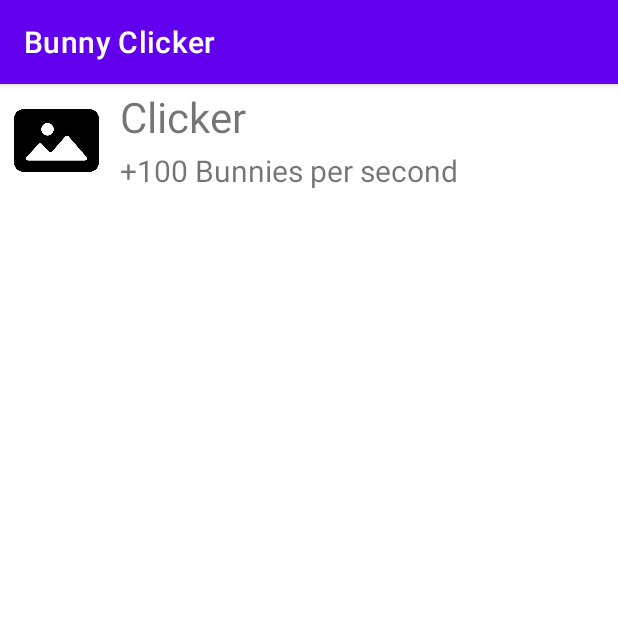
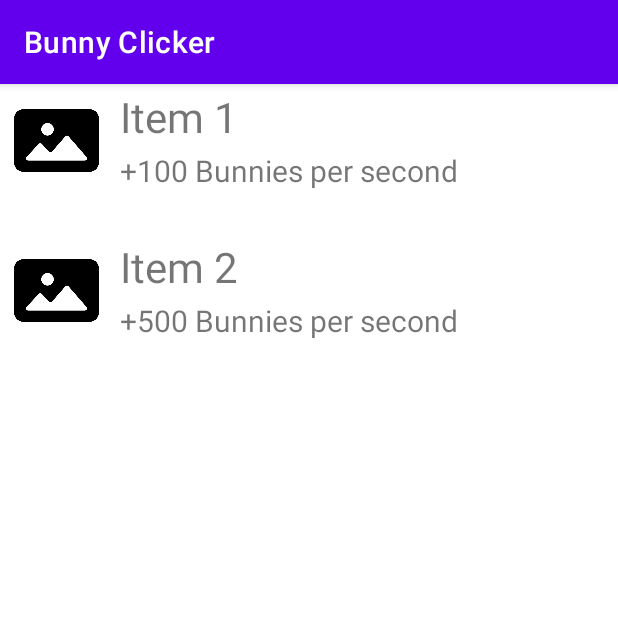
Before and after one commit to KennyCheung3/bunnyclicker, an Android app: the screen it shows after launch (MainActivity), after a tap on "GO TO SHOP", on a phone screen of 412 x 824 dp, the top half of it. Run offline under Robolectric (Android 15) with nearby library versions, the phone set to English and light mode, and no system bars.

Commit message:
contains bugs

```diff
--- a/app/src/main/java/com/example/cookieclicker/MainActivity.java
+++ b/app/src/main/java/com/example/cookieclicker/MainActivity.java
@@ -42,8 +42,14 @@ public class MainActivity extends AppCompatActivity {
     private TextView tvCps;
 
     private int[] Images = {R.drawable.cursor};
-    private String[] Names = {"Clicker"};
+    private String[] Names = {"Item 1"};
     private String[] Description = {"+100 Bunnies per second"};
+
+    private int[] Images2 = {R.drawable.cursor2};
+    private String[] Names2 = {"Item 2"};
+    private String[] Description2 = {"+500 Bunnies per second"};
+
+    private int[] itemID2 = {R.drawable.cursor2};
 
     @Override
     protected void onCreate(Bundle savedInstanceState) {
@@ -116,7 +122,7 @@ public class MainActivity extends AppCompatActivity {
 
     private void showToast(int stringID) {
         final Toast toast = new Toast(this);
-        toast.setGravity(Gravity.CENTER|Gravity.LEFT, random.nextInt(600)+100, random.nextInt(600)-300);
+        toast.setGravity(Gravity.CENTER|Gravity.LEFT, random.nextInt(400)+100, random.nextInt(400)-300);
         toast.setDuration(Toast.LENGTH_SHORT);
         TextView textView = new TextView(this);
         textView.setText(stringID);
@@ -201,10 +207,19 @@ public class MainActivity extends AppCompatActivity {
     }
 
 
+    // NEEDS TO BE CHECKED AND FIXED VVVVV
+    // NEEDS TO BE CHECKED AND FIXED VVVVV
+    // NEEDS TO BE CHECKED AND FIXED VVVVV
+
+
     public class ShopAdapter extends BaseAdapter {
         @Override
         public int getCount() {
             return Images.length;
+        }
+
+        public int getCount2() {
+            return Images2.length;
         }
 
         @Override
@@ -225,6 +240,11 @@ public class MainActivity extends AppCompatActivity {
             ((TextView)convertView.findViewById(R.id.tvName)).setText(Names[position]);
             ((TextView)convertView.findViewById(R.id.tvDescription)).setText(Description[position]);
 
+            ((ImageView)convertView.findViewById(R.id.imgItem2)).setImageResource(Images2[position]);
+            ((TextView)convertView.findViewById(R.id.tvName2)).setText(Names2[position]);
+            ((TextView)convertView.findViewById(R.id.tvDescription2)).setText(Description2[position]);
+
+
             convertView.setOnClickListener(new View.OnClickListener() {
                 @Override
                 public void onClick(View v) {
@@ -238,6 +258,16 @@ public class MainActivity extends AppCompatActivity {
                                     .show();
                         }
                     }
+                    else if (getCount2() == 1) {
+                        if (points > 500) {
+                            updateCps(500);
+                            updatePoints(500);
+                            save();
+                        } else {
+                            new AlertDialog.Builder((MainActivity.this)).setMessage("You do not have enough points!")
+                                   .show();
+                        }
+                    }
                 }
             });
 
--- a/app/src/main/res/layout/item_listview.xml
+++ b/app/src/main/res/layout/item_listview.xml
@@ -7,7 +7,7 @@
         android:id="@+id/imgItem"
         android:layout_width="75dp"
         android:layout_height="75dp"
-        android:background="@mipmap/ic_launcher"/>
+        android:background="@mipmap/ic_launcher" />
 
     <TextView
         android:id="@+id/tvName"
@@ -28,4 +28,36 @@
         android:textSize="20sp" />
 
 
+
+
+    <ImageView
+        android:id="@+id/imgItem2"
+        android:layout_width="75dp"
+        android:layout_height="75dp"
+        android:background="@mipmap/ic_launcher"
+        android:layout_x="0dp"
+        android:layout_y="100dp"
+        />
+
+    <TextView
+        android:id="@+id/tvName2"
+        android:layout_width="match_parent"
+        android:layout_height="wrap_content"
+        android:layout_x="80dp"
+        android:layout_y="103dp"
+        android:text="00000"
+        android:textSize="28sp" />
+
+    <TextView
+        android:id="@+id/tvDescription2"
+        android:layout_width="match_parent"
+        android:layout_height="wrap_content"
+        android:layout_x="80dp"
+        android:layout_y="144dp"
+        android:text="00000"
+        android:textSize="20sp" />
+
+
+
+
 </AbsoluteLayout>
```
Also changed, not shown: app/src/main/res/drawable/cursor2.jpg (added).
